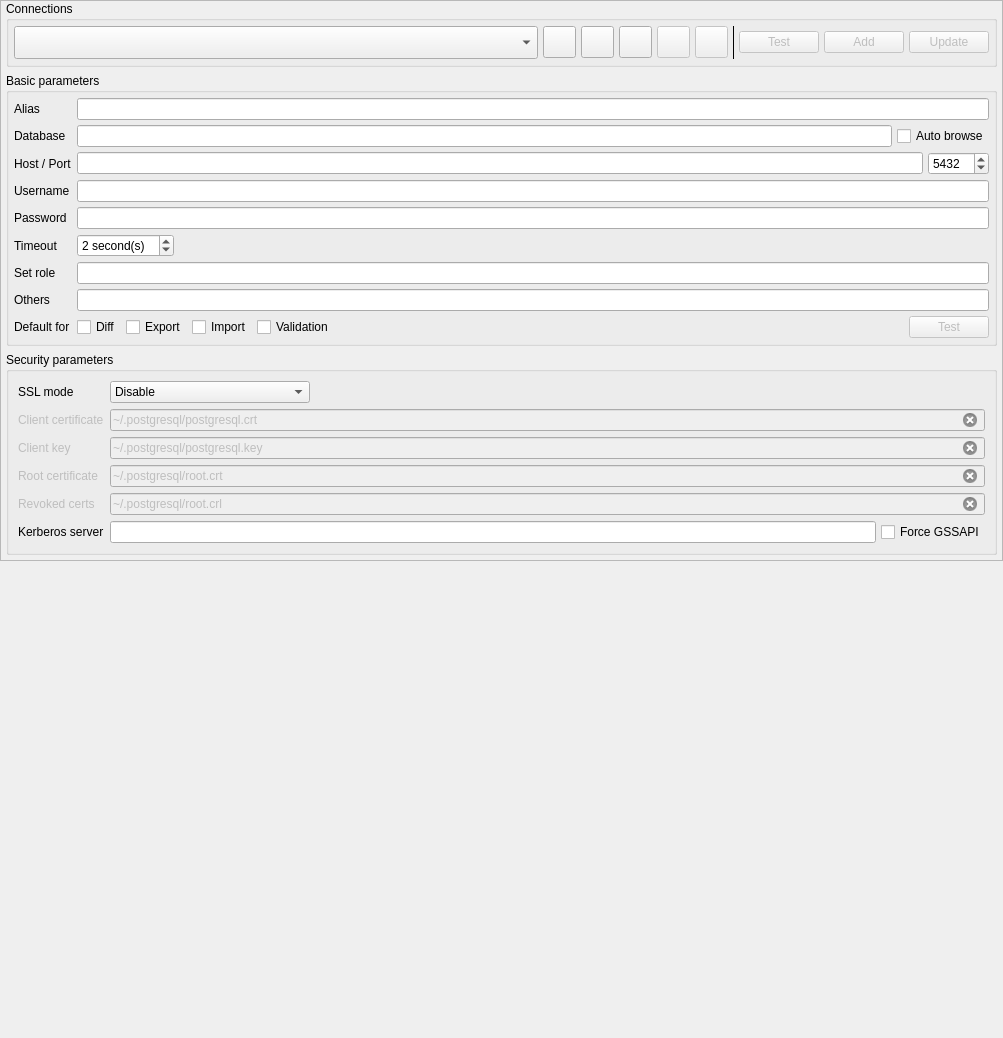
This is libs/libgui/ui/settings/connectionsconfigwidget.ui in maniac787/pgmodeler as Qt 5 draws it before an edit. The edited form follows.
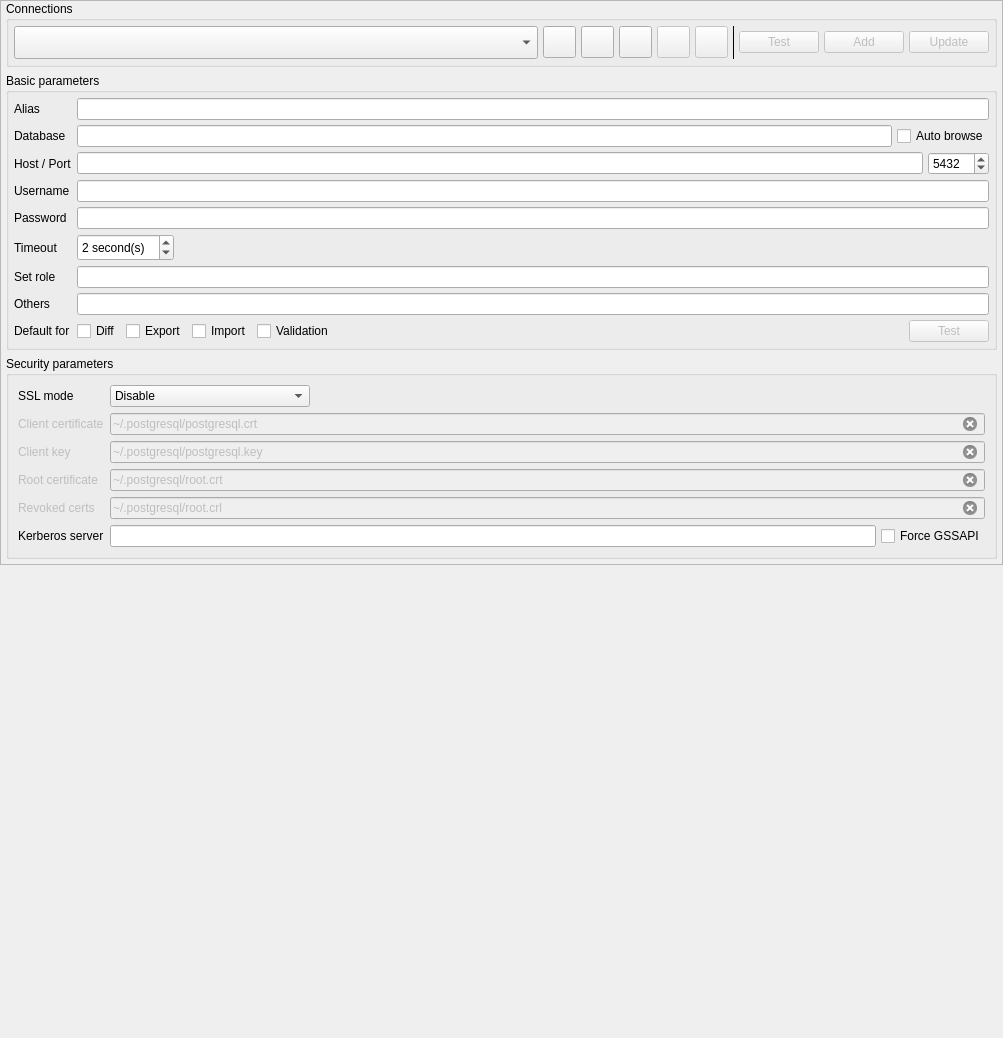
This is the edited form. Icons and pictures are not drawn.

Commit message: Created the template method GuiUtilsNs::configureWidgetsFont and applied in some widgets

Diff of the .ui file:
```diff
--- a/libs/libgui/ui/settings/connectionsconfigwidget.ui
+++ b/libs/libgui/ui/settings/connectionsconfigwidget.ui
@@ -627,6 +627,12 @@
            </property>
            <item>
             <widget class="QSpinBox" name="timeout_sbp">
+             <property name="sizePolicy">
+              <sizepolicy hsizetype="Minimum" vsizetype="Preferred">
+               <horstretch>0</horstretch>
+               <verstretch>0</verstretch>
+              </sizepolicy>
+             </property>
              <property name="suffix">
               <string> second(s)</string>
              </property>
@@ -643,7 +649,7 @@
              <property name="sizeHint" stdset="0">
               <size>
                <width>40</width>
-               <height>20</height>
+               <height>27</height>
               </size>
              </property>
             </spacer>
```
Left out of the diff: 6 changed lines with no effect on the pictures. The commit also changes 4 other files.
